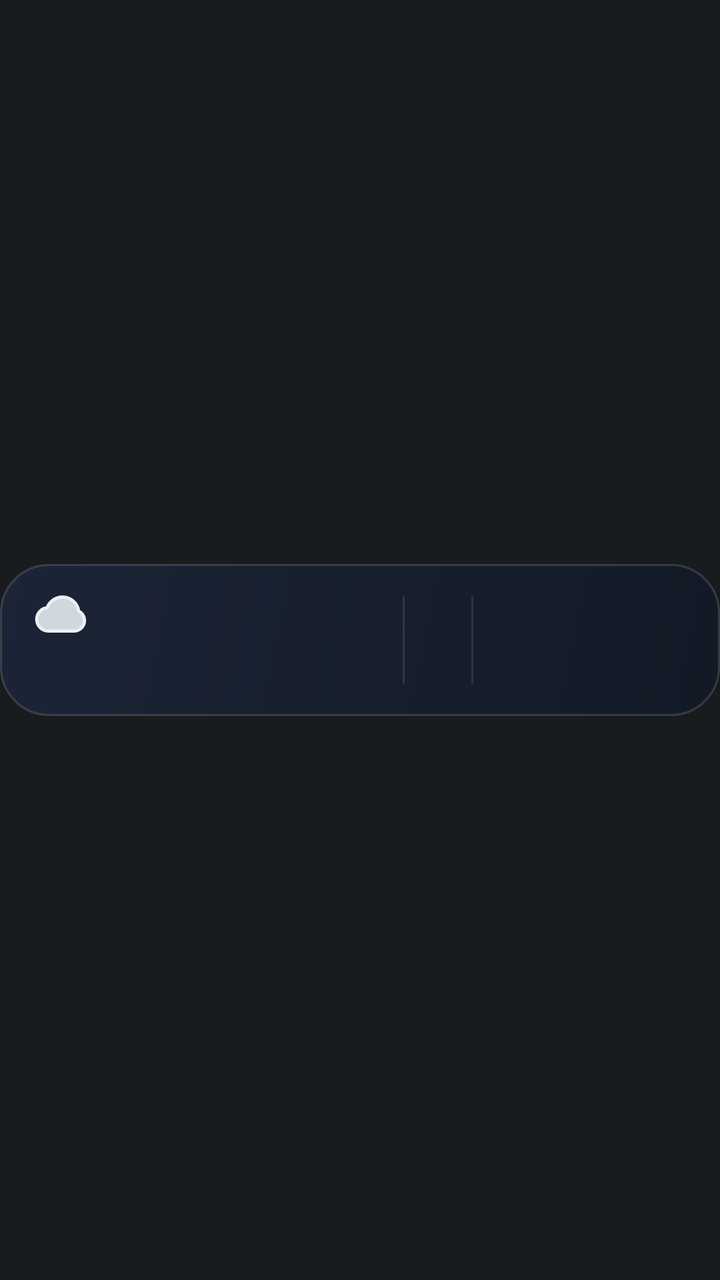
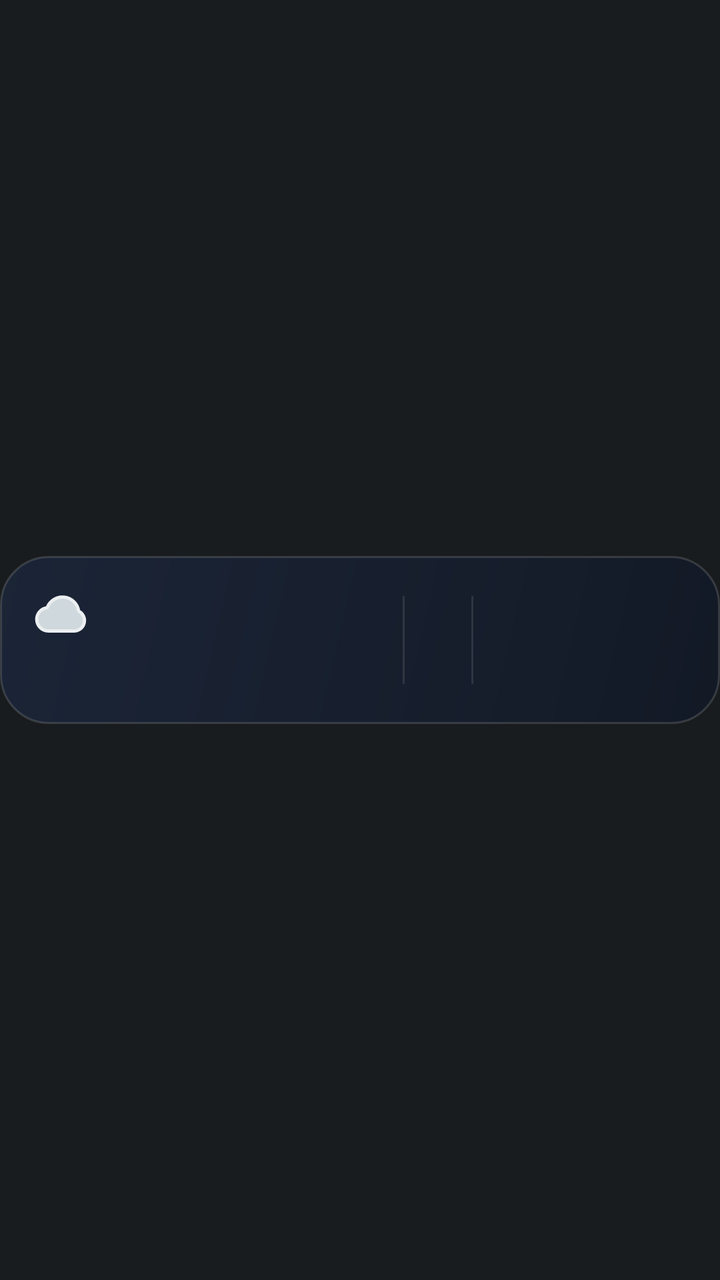

Two renders of the same Android screen: before a commit and after it. Below are the layout's source before the change and the commit's diff.
<!-- AndroidManifest.xml: application theme Theme.AtAGlancePlus -->
<!-- res/layout/card_weather_columns.xml -->
<?xml version="1.0" encoding="utf-8"?>
<FrameLayout xmlns:android="http://schemas.android.com/apk/res/android"
    android:id="@+id/card_root"
    style="@style/AagCardRoot">

    <FrameLayout
        android:id="@+id/weather_scene"
        android:layout_width="match_parent"
        android:layout_height="76dp"
        android:layout_gravity="center_vertical"
        android:background="@drawable/card_scene_shape"
        android:clipToOutline="true"
        android:visibility="gone">

        <ImageView
            android:id="@+id/scene_sky"
            android:layout_width="match_parent"
            android:layout_height="match_parent"
            android:contentDescription="@null"
            android:scaleType="fitXY" />

        <ImageView
            android:id="@+id/scene_a"
            android:layout_width="match_parent"
            android:layout_height="match_parent"
            android:contentDescription="@null"
            android:scaleType="fitXY"
            android:visibility="gone" />

        <ImageView
            android:id="@+id/scene_b"
            android:layout_width="match_parent"
            android:layout_height="match_parent"
            android:contentDescription="@null"
            android:scaleType="fitXY"
            android:visibility="gone" />

        <ImageView
            android:id="@+id/scene_c"
            android:layout_width="match_parent"
            android:layout_height="match_parent"
            android:contentDescription="@null"
            android:scaleType="fitXY"
            android:visibility="gone" />

        <ProgressBar
            android:id="@+id/scene_anim_sun"
            android:layout_width="match_parent"
            android:layout_height="match_parent"
            android:indeterminate="true"
            android:indeterminateDrawable="@drawable/avd_scene_sun"
            android:indeterminateOnly="true"
            android:maxHeight="400dp"
            android:maxWidth="2000dp"
            android:minHeight="0dp"
            android:minWidth="0dp"
            android:visibility="gone" />

        <ProgressBar
            android:id="@+id/scene_anim_stars"
            android:layout_width="match_parent"
            android:layout_height="match_parent"
            android:indeterminate="true"
            android:indeterminateDrawable="@drawable/avd_scene_stars"
            android:indeterminateOnly="true"
            android:maxHeight="400dp"
            android:maxWidth="2000dp"
            android:minHeight="0dp"
            android:minWidth="0dp"
            android:visibility="gone" />

        <ProgressBar
            android:id="@+id/scene_anim_clouds_light"
            android:layout_width="match_parent"
            android:layout_height="match_parent"
            android:indeterminate="true"
            android:indeterminateDrawable="@drawable/avd_scene_clouds_light"
            android:indeterminateOnly="true"
            android:maxHeight="400dp"
            android:maxWidth="2000dp"
            android:minHeight="0dp"
            android:minWidth="0dp"
            android:visibility="gone" />

        <ProgressBar
            android:id="@+id/scene_anim_clouds_light_night"
            android:layout_width="match_parent"
            android:layout_height="match_parent"
            android:indeterminate="true"
            android:indeterminateDrawable="@drawable/avd_scene_clouds_light_night"
            android:indeterminateOnly="true"
            android:maxHeight="400dp"
            android:maxWidth="2000dp"
            android:minHeight="0dp"
            android:minWidth="0dp"
            android:visibility="gone" />

        <ProgressBar
            android:id="@+id/scene_anim_clouds_heavy"
            android:layout_width="match_parent"
            android:layout_height="match_parent"
            android:indeterminate="true"
            android:indeterminateDrawable="@drawable/avd_scene_clouds_heavy"
            android:indeterminateOnly="true"
            android:maxHeight="400dp"
            android:maxWidth="2000dp"
            android:minHeight="0dp"
            android:minWidth="0dp"
            android:visibility="gone" />

        <ProgressBar
            android:id="@+id/scene_anim_clouds_heavy_night"
            android:layout_width="match_parent"
            android:layout_height="match_parent"
            android:indeterminate="true"
            android:indeterminateDrawable="@drawable/avd_scene_clouds_heavy_night"
            android:indeterminateOnly="true"
            android:maxHeight="400dp"
            android:maxWidth="2000dp"
            android:minHeight="0dp"
            android:minWidth="0dp"
            android:visibility="gone" />

        <ProgressBar
            android:id="@+id/scene_anim_fog"
            android:layout_width="match_parent"
            android:layout_height="match_parent"
            android:indeterminate="true"
            android:indeterminateDrawable="@drawable/avd_scene_fog"
            android:indeterminateOnly="true"
            android:maxHeight="400dp"
            android:maxWidth="2000dp"
            android:minHeight="0dp"
            android:minWidth="0dp"
            android:visibility="gone" />

        <ProgressBar
            android:id="@+id/scene_anim_rain"
            android:layout_width="match_parent"
            android:layout_height="match_parent"
            android:indeterminate="true"
            android:indeterminateDrawable="@drawable/avd_scene_rain"
            android:indeterminateOnly="true"
            android:maxHeight="400dp"
            android:maxWidth="2000dp"
            android:minHeight="0dp"
            android:minWidth="0dp"
            android:visibility="gone" />

        <ProgressBar
            android:id="@+id/scene_anim_snow"
            android:layout_width="match_parent"
            android:layout_height="match_parent"
            android:indeterminate="true"
            android:indeterminateDrawable="@drawable/avd_scene_snow"
            android:indeterminateOnly="true"
            android:maxHeight="400dp"
            android:maxWidth="2000dp"
            android:minHeight="0dp"
            android:minWidth="0dp"
            android:visibility="gone" />

        <ProgressBar
            android:id="@+id/scene_anim_bolt"
            android:layout_width="match_parent"
            android:layout_height="match_parent"
            android:indeterminate="true"
            android:indeterminateDrawable="@drawable/avd_scene_bolt"
            android:indeterminateOnly="true"
            android:maxHeight="400dp"
            android:maxWidth="2000dp"
            android:minHeight="0dp"
            android:minWidth="0dp"
            android:visibility="gone" />
    </FrameLayout>

    <LinearLayout
        android:id="@+id/card_body"
        style="@style/AagCardBody"
        android:background="@drawable/card_bg_weather_cloudy"
        android:gravity="center_vertical"
        android:orientation="horizontal"
        android:paddingTop="8dp"
        android:paddingEnd="14dp"
        android:paddingBottom="8dp">

        
        <LinearLayout
            android:id="@+id/weather_left"
            android:layout_width="0dp"
            android:layout_height="wrap_content"
            android:layout_weight="1"
            android:gravity="center_vertical"
            android:orientation="vertical">

            <LinearLayout
                android:layout_width="match_parent"
                android:layout_height="wrap_content"
                android:gravity="center_vertical"
                android:orientation="horizontal">

                <ImageView
                    android:id="@+id/weather_icon"
                    android:layout_width="28dp"
                    android:layout_height="28dp"
                    android:contentDescription="@null"
                    android:src="@drawable/ic_weather_cloudy" />

                <TextView
                    android:id="@+id/weather_temp"
                    android:layout_width="wrap_content"
                    android:layout_height="wrap_content"
                    android:layout_marginStart="6dp"
                    android:fontFamily="sans-serif-medium"
                    android:includeFontPadding="false"
                    android:singleLine="true"
                    android:textColor="#FFFFFFFF"
                    android:textSize="28sp" />

                <LinearLayout
                    android:layout_width="0dp"
                    android:layout_height="wrap_content"
                    android:layout_marginStart="10dp"
                    android:layout_weight="1"
                    android:orientation="vertical">

                    <TextView
                android:id="@+id/weather_title"
                android:layout_width="match_parent"
                android:layout_height="19dp"
                android:autoSizeMaxTextSize="15sp"
                android:autoSizeMinTextSize="10sp"
                android:autoSizeStepGranularity="0.5sp"
                android:autoSizeTextType="uniform"
                android:fontFamily="sans-serif-medium"
                android:gravity="start|center_vertical"
                android:includeFontPadding="false"
                android:maxLines="1"
                android:textColor="#FFFFFFFF" />

                    <TextView
                android:id="@+id/weather_detail"
                android:layout_width="match_parent"
                android:layout_height="15dp"
                android:autoSizeMaxTextSize="11.5sp"
                android:autoSizeMinTextSize="7sp"
                android:autoSizeStepGranularity="0.5sp"
                android:autoSizeTextType="uniform"
                android:fontFamily="sans-serif"
                android:gravity="start|center_vertical"
                android:includeFontPadding="false"
                android:maxLines="1"
                android:textColor="#FFC4C6D0" />
                </LinearLayout>
            </LinearLayout>

            <LinearLayout
                android:id="@+id/complications_anchor"
                android:layout_width="match_parent"
                android:layout_height="22dp"
                android:layout_marginTop="3dp"
                android:orientation="horizontal" />
        </LinearLayout>

        
        <LinearLayout
            android:id="@+id/forecast"
            android:layout_width="102dp"
            android:layout_height="60dp"
            android:layout_marginStart="6dp"
            android:layout_marginEnd="4dp"
            android:gravity="center_vertical"
            android:orientation="horizontal">

            <LinearLayout
                android:layout_width="0dp"
                android:layout_height="wrap_content"
                android:layout_weight="1"
                android:gravity="center_horizontal"
                android:orientation="vertical">

                <TextView
                android:id="@+id/f1_time"
                android:layout_width="match_parent"
                android:layout_height="13dp"
                android:autoSizeMaxTextSize="10.5sp"
                android:autoSizeMinTextSize="7sp"
                android:autoSizeStepGranularity="0.5sp"
                android:autoSizeTextType="uniform"
                android:fontFamily="sans-serif"
                android:gravity="center"
                android:includeFontPadding="false"
                android:maxLines="1"
                android:textColor="#FFC4C6D0" />

                <ImageView
                    android:id="@+id/f1_icon"
                    android:layout_width="18dp"
                    android:layout_height="18dp"
                    android:layout_marginTop="2dp"
                    android:layout_marginBottom="2dp"
                    android:contentDescription="@null" />

                <TextView
                android:id="@+id/f1_temp"
                android:layout_width="match_parent"
                android:layout_height="15dp"
                android:autoSizeMaxTextSize="12sp"
                android:autoSizeMinTextSize="8sp"
                android:autoSizeStepGranularity="0.5sp"
                android:autoSizeTextType="uniform"
                android:fontFamily="sans-serif-medium"
                android:gravity="center"
                android:includeFontPadding="false"
                android:maxLines="1"
                android:textColor="#FFFFFFFF" />
            </LinearLayout>

            <ImageView
                android:layout_width="1dp"
                android:layout_height="44dp"
                android:contentDescription="@null"
                android:scaleType="fitXY"
                android:src="@drawable/forecast_divider" />

            <LinearLayout
                android:layout_width="0dp"
                android:layout_height="wrap_content"
                android:layout_weight="1"
                android:gravity="center_horizontal"
                android:orientation="vertical">

                <TextView
                android:id="@+id/f2_time"
                android:layout_width="match_parent"
                android:layout_height="13dp"
                android:autoSizeMaxTextSize="10.5sp"
                android:autoSizeMinTextSize="7sp"
                android:autoSizeStepGranularity="0.5sp"
                android:autoSizeTextType="uniform"
                android:fontFamily="sans-serif"
                android:gravity="center"
                android:includeFontPadding="false"
                android:maxLines="1"
                android:textColor="#FFC4C6D0" />

                <ImageView
                    android:id="@+id/f2_icon"
                    android:layout_width="18dp"
                    android:layout_height="18dp"
                    android:layout_marginTop="2dp"
                    android:layout_marginBottom="2dp"
                    android:contentDescription="@null" />

                <TextView
                android:id="@+id/f2_temp"
                android:layout_width="match_parent"
                android:layout_height="15dp"
                android:autoSizeMaxTextSize="12sp"
                android:autoSizeMinTextSize="8sp"
                android:autoSizeStepGranularity="0.5sp"
                android:autoSizeTextType="uniform"
                android:fontFamily="sans-serif-medium"
                android:gravity="center"
                android:includeFontPadding="false"
                android:maxLines="1"
                android:textColor="#FFFFFFFF" />
            </LinearLayout>

            <ImageView
                android:layout_width="1dp"
                android:layout_height="44dp"
                android:contentDescription="@null"
                android:scaleType="fitXY"
                android:src="@drawable/forecast_divider" />

            <LinearLayout
                android:layout_width="0dp"
                android:layout_height="wrap_content"
                android:layout_weight="1"
                android:gravity="center_horizontal"
                android:orientation="vertical">

                <TextView
                android:id="@+id/f3_time"
                android:layout_width="match_parent"
                android:layout_height="13dp"
                android:autoSizeMaxTextSize="10.5sp"
                android:autoSizeMinTextSize="7sp"
                android:autoSizeStepGranularity="0.5sp"
                android:autoSizeTextType="uniform"
                android:fontFamily="sans-serif"
                android:gravity="center"
                android:includeFontPadding="false"
                android:maxLines="1"
                android:textColor="#FFC4C6D0" />

                <ImageView
                    android:id="@+id/f3_icon"
                    android:layout_width="18dp"
                    android:layout_height="18dp"
                    android:layout_marginTop="2dp"
                    android:layout_marginBottom="2dp"
                    android:contentDescription="@null" />

                <TextView
                android:id="@+id/f3_temp"
                android:layout_width="match_parent"
                android:layout_height="15dp"
                android:autoSizeMaxTextSize="12sp"
                android:autoSizeMinTextSize="8sp"
                android:autoSizeStepGranularity="0.5sp"
                android:autoSizeTextType="uniform"
                android:fontFamily="sans-serif-medium"
                android:gravity="center"
                android:includeFontPadding="false"
                android:maxLines="1"
                android:textColor="#FFFFFFFF" />
            </LinearLayout>
        </LinearLayout>

        <LinearLayout
            android:id="@+id/complications"
            android:layout_width="72dp"
            android:layout_height="60dp"
            android:gravity="center"
            android:orientation="vertical" />
    </LinearLayout>

    
    <ImageView
        android:id="@+id/hold_bar"
        android:layout_width="match_parent"
        android:layout_height="76dp"
        android:layout_gravity="center_vertical"
        android:contentDescription="@null"
        android:duplicateParentState="true"
        android:scaleType="fitXY"
        android:src="@drawable/hold_bar_amber_400" />
</FrameLayout>
<!-- resources referenced by this layout -->
<resources>
  <!-- drawable card_bg_weather_cloudy (drawable) -->
  <?xml version="1.0" encoding="utf-8"?>
  <shape xmlns:android="http://schemas.android.com/apk/res/android" android:shape="rectangle">
      <gradient android:angle="315" android:startColor="#F01B2538" android:endColor="#F0121926" android:type="linear" />
      <stroke android:width="1dp" android:color="#24FFFFFF" />
      <corners android:radius="24dp" />
  </shape>
  <!-- drawable card_scene_shape (drawable) -->
  <?xml version="1.0" encoding="utf-8"?>
  <shape xmlns:android="http://schemas.android.com/apk/res/android" android:shape="rectangle">
      <solid android:color="#FF0F172A" />
      <corners android:radius="24dp" />
  </shape>
  <!-- drawable forecast_divider (drawable) -->
  <?xml version="1.0" encoding="utf-8"?>
  <shape xmlns:android="http://schemas.android.com/apk/res/android" android:shape="rectangle">
      <solid android:color="#1AFFFFFF" />
  </shape>
  <!-- drawable hold_bar_amber_400 (drawable) -->
  <?xml version="1.0" encoding="utf-8"?>
  <animated-selector xmlns:android="http://schemas.android.com/apk/res/android">
      <item
          android:id="@+id/hold_pressed"
          android:drawable="@drawable/hold_bar_amber_full"
          android:state_pressed="true" />
      <item
          android:id="@+id/hold_idle"
          android:drawable="@drawable/hold_bar_empty" />
      <transition
          android:drawable="@drawable/avd_hold_amber_400"
          android:fromId="@id/hold_idle"
          android:toId="@id/hold_pressed" />
  </animated-selector>
  <!-- drawable ic_weather_cloudy (drawable) -->
  <?xml version="1.0" encoding="utf-8"?>
  <vector xmlns:android="http://schemas.android.com/apk/res/android"
      android:width="28dp"
      android:height="28dp"
      android:viewportWidth="24"
      android:viewportHeight="24">
      <path android:pathData="M17.5,19H7a5,5 0 0 1-.5,-9.97A7,7 0 0 1 20,10.5a4.5,4.5 0 0 1-2.5,8.5Z"
          android:fillColor="#FFCFD8DC"
          android:strokeColor="#FFECEFF1"
          android:strokeWidth="1.4"
          android:strokeLineCap="round"
          android:strokeLineJoin="round" />
  </vector>
  <style name="AagCardBody">
          <item name="android:layout_width">match_parent</item>
          <item name="android:layout_height">76dp</item>
          <item name="android:layout_gravity">center_vertical</item>
          <item name="android:paddingStart">16dp</item>
          <item name="android:paddingEnd">18dp</item>
      </style>
  <style name="AagCardRoot">
          <item name="android:layout_width">match_parent</item>
          <item name="android:layout_height">88dp</item>
          <item name="android:clipChildren">false</item>
          <item name="android:clipToPadding">false</item>
      </style>
  <style name="Theme.AtAGlancePlus" parent="android:Theme.DeviceDefault.NoActionBar">
          <item name="android:windowLightStatusBar">false</item>
      </style>
  <!-- drawable hold_bar_empty (drawable) -->
  <?xml version="1.0" encoding="utf-8"?>
  <vector xmlns:android="http://schemas.android.com/apk/res/android"
      android:width="380dp"
      android:height="76dp"
      android:viewportWidth="380"
      android:viewportHeight="76">
      <path
          android:name="ring"
          android:pathData="M190.0,1.25 H356 A22.75,22.75 0 0 1 378.75,24 V52 A22.75,22.75 0 0 1 356,74.75 H24 A22.75,22.75 0 0 1 1.25,52 V24 A22.75,22.75 0 0 1 24,1.25 Z"
          android:strokeColor="#00000000"
          android:strokeLineCap="round"
          android:strokeWidth="2.5"
          android:trimPathEnd="0" />
  </vector>
  <!-- unchanged entries left out for length: 13 -->
</resources>

<!-- the commit's change to res/layout/card_weather_columns.xml (unified diff, before → after) -->
@@ -6,7 +6,7 @@
     <FrameLayout
         android:id="@+id/weather_scene"
         android:layout_width="match_parent"
-        android:layout_height="76dp"
+        android:layout_height="@dimen/card_body_height"
         android:layout_gravity="center_vertical"
         android:background="@drawable/card_scene_shape"
         android:clipToOutline="true"
@@ -431,7 +431,7 @@
     <ImageView
         android:id="@+id/hold_bar"
         android:layout_width="match_parent"
-        android:layout_height="76dp"
+        android:layout_height="@dimen/card_body_height"
         android:layout_gravity="center_vertical"
         android:contentDescription="@null"
         android:duplicateParentState="true"
<!-- resource entries referenced after the edit -->
@@ -1,5 +1,6 @@
 <!-- resources referenced by this layout -->
 <resources>
+  <dimen name="card_body_height">84dp</dimen>
   <!-- drawable card_bg_weather_cloudy (drawable) -->
   <?xml version="1.0" encoding="utf-8"?>
   <shape xmlns:android="http://schemas.android.com/apk/res/android" android:shape="rectangle">
@@ -49,7 +50,7 @@
   </vector>
   <style name="AagCardBody">
           <item name="android:layout_width">match_parent</item>
-          <item name="android:layout_height">76dp</item>
+          <item name="android:layout_height">@dimen/card_body_height</item>
           <item name="android:layout_gravity">center_vertical</item>
           <item name="android:paddingStart">16dp</item>
           <item name="android:paddingEnd">18dp</item>
